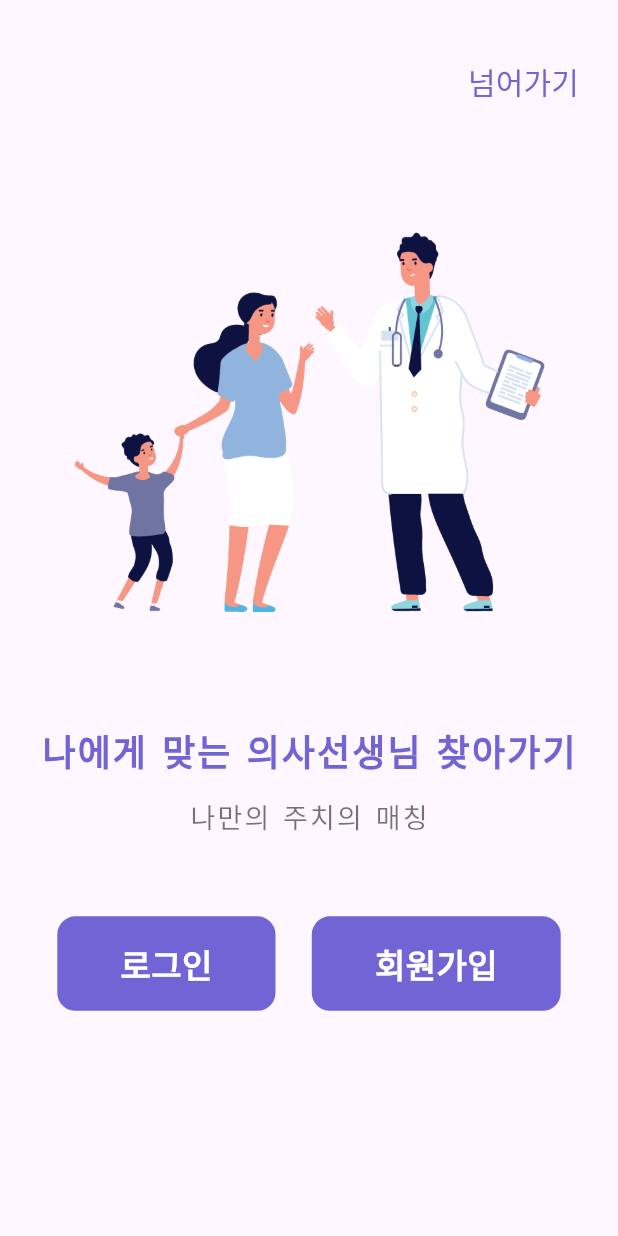
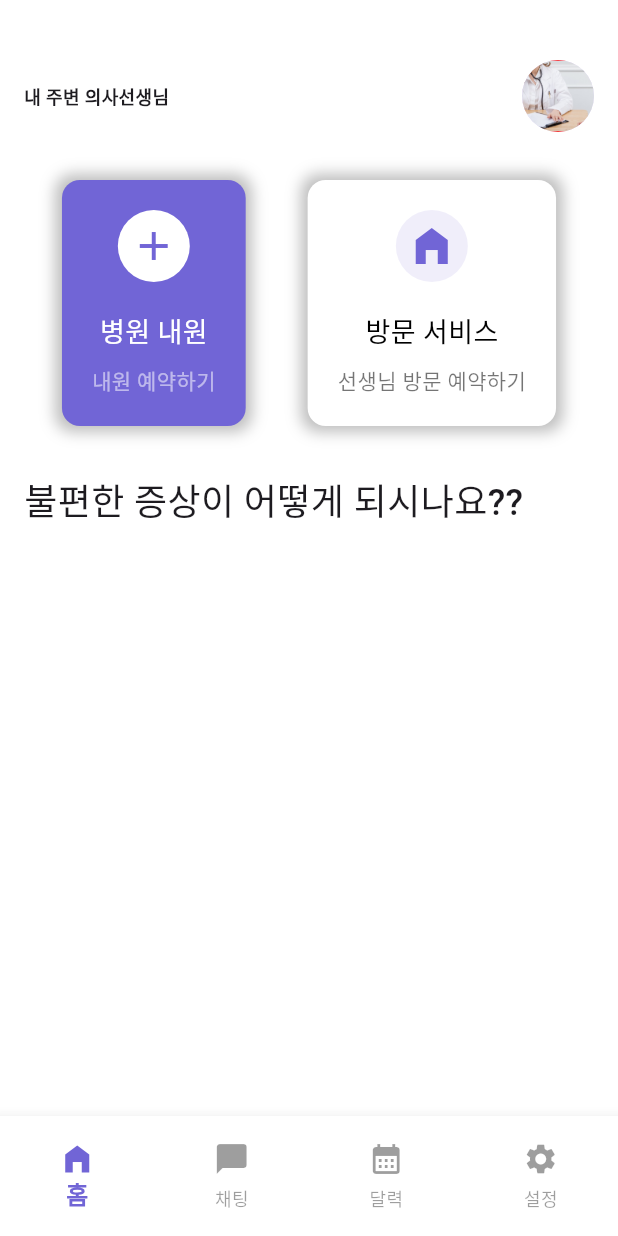
Before and after one commit to croppedeyebrow/Flutter_medical_healthcare, a Flutter app: the screen it shows after launch, after a tap on "넘어가기", on a phone screen of 412 x 824 dp. Run offline on Flutter 3.47's test engine with Material 3 defaults, Android fonts, the phone set to English and light mode, and no system bars.

Commit message:
medical02

```diff
--- /dev/null
+++ b/lib/screens/home_screen.dart
@@ -0,0 +1,142 @@
+import "package:flutter/material.dart";
+
+class HomeScreen extends StatelessWidget {
+  // const HomeScreen({super.key});
+
+  List symptoms = ["가정의학과", "이비인후과", "내과", "정형외과", "피부과"];
+
+  List imgs = [
+    "Family.png",
+    "Orthopedics.png",
+    "Dermatology.png",
+    "Otorhinolaryngology.png",
+    "medicine.png"
+  ];
+
+  @override
+  Widget build(BuildContext context) {
+    return SingleChildScrollView(
+      padding: EdgeInsets.only(top: 40),
+      child: Column(
+        crossAxisAlignment: CrossAxisAlignment.start,
+        children: [
+          Padding(
+            padding: EdgeInsets.symmetric(horizontal: 16),
+            child: Row(
+              mainAxisAlignment: MainAxisAlignment.spaceBetween,
+              children: [
+                Text("내 주변 의사선생님",
+                    style:
+                        TextStyle(fontSize: 12, fontWeight: FontWeight.bold)),
+                CircleAvatar(
+                  radius: 24,
+                  backgroundImage: AssetImage("images/Family.png"),
+                )
+              ],
+            ),
+          ),
+          SizedBox(height: 32),
+          Row(
+            mainAxisAlignment: MainAxisAlignment.spaceEvenly,
+            children: [
+              InkWell(
+                onTap: () {},
+                child: Container(
+                  padding: EdgeInsets.all(20),
+                  decoration: BoxDecoration(
+                      color: Color(0xff7165D6),
+                      borderRadius: BorderRadius.circular(12),
+                      boxShadow: [
+                        BoxShadow(
+                            color: Colors.black26,
+                            blurRadius: 8,
+                            spreadRadius: 4)
+                      ]),
+                  child: Column(
+                    crossAxisAlignment: CrossAxisAlignment.center,
+                    children: [
+                      Container(
+                        padding: EdgeInsets.all(8),
+                        decoration: BoxDecoration(
+                            color: Colors.white, shape: BoxShape.circle),
+                        child: Icon(
+                          Icons.add,
+                          color: Color(0xff7165D6),
+                          size: 32,
+                        ),
+                      ),
+                      SizedBox(height: 20),
+                      Text(
+                        "병원 내원",
+                        style: TextStyle(
+                            fontSize: 18,
+                            color: Colors.white,
+                            fontWeight: FontWeight.w500),
+                      ),
+                      SizedBox(height: 8),
+                      Text(
+                        "내원 예약하기",
+                        style: TextStyle(color: Colors.white54),
+                      )
+                    ],
+                  ),
+                ),
+              ),
+              InkWell(
+                onTap: () {},
+                child: Container(
+                  padding: EdgeInsets.all(20),
+                  decoration: BoxDecoration(
+                      color: Colors.white,
+                      borderRadius: BorderRadius.circular(12),
+                      boxShadow: [
+                        BoxShadow(
+                            color: Colors.black26,
+                            blurRadius: 8,
+                            spreadRadius: 4)
+                      ]),
+                  child: Column(
+                    crossAxisAlignment: CrossAxisAlignment.center,
+                    children: [
+                      Container(
+                        padding: EdgeInsets.all(8),
+                        decoration: BoxDecoration(
+                            color: Color(0xfff0eefa), shape: BoxShape.circle),
+                        child: Icon(
+                          Icons.home_filled,
+                          color: Color(0xff7165D6),
+                          size: 32,
+                        ),
+                      ),
+                      SizedBox(height: 20),
+                      Text(
+                        "방문 서비스",
+                        style: TextStyle(
+                            fontSize: 18,
+                            color: Colors.black,
+                            fontWeight: FontWeight.w500),
+                      ),
+                      SizedBox(height: 8),
+                      Text(
+                        "선생님 방문 예약하기",
+                        style: TextStyle(color: Colors.black54),
+                      )
+                    ],
+                  ),
+                ),
+              )
+            ],
+          ),
+          SizedBox(height: 32),
+          Padding(
+            padding: EdgeInsets.only(left: 16),
+            child: Text(
+              "불편한 증상이 어떻게 되시나요??",
+              style: TextStyle(fontSize: 24, fontWeight: FontWeight.w500),
+            ),
+          )
+        ],
+      ),
+    );
+  }
+}
--- a/lib/screens/welcome_screen.dart
+++ b/lib/screens/welcome_screen.dart
@@ -1,5 +1,7 @@
 import "package:flutter/material.dart";
 import "package:flutter_medicalhealthcare/screens/login_screen.dart";
+import "package:flutter_medicalhealthcare/widgets/navbar_roots.dart";
+import "package:flutter_medicalhealthcare/screens/signup_screen.dart";
 
 class Welcomescreen extends StatelessWidget {
   const Welcomescreen({super.key});
@@ -20,11 +22,8 @@ class Welcomescreen extends StatelessWidget {
               alignment: Alignment.centerRight,
               child: TextButton(
                 onPressed: () {
-                  // Navigator.push(
-                  //     context,
-                  //     MaterialPageRoute(
-                  //       builder: (context) =>
-                  //     ));
+                  Navigator.push(context,
+                      MaterialPageRoute(builder: (context) => NavBarRoots()));
                 },
                 child: Text(
                   "넘어가기",
@@ -90,11 +89,11 @@ class Welcomescreen extends StatelessWidget {
                   borderRadius: BorderRadius.circular(12),
                   child: InkWell(
                     onTap: () {
-                      // Navigator.push(
-                      //     context,
-                      //     MaterialPageRoute(
-                      //       builder: (context) =>
-                      //     ));
+                      Navigator.push(
+                          context,
+                          MaterialPageRoute(
+                            builder: (context) => SignupScreen(),
+                          ));
                     },
                     child: Padding(
                       padding:
--- /dev/null
+++ b/lib/widgets/navbar_roots.dart
@@ -0,0 +1,58 @@
+import "package:flutter/material.dart";
+import "package:flutter_medicalhealthcare/screens/home_screen.dart";
+
+class NavBarRoots extends StatefulWidget {
+  const NavBarRoots({super.key});
+
+  @override
+  State<NavBarRoots> createState() => _NavBarRootsState();
+}
+
+class _NavBarRootsState extends State<NavBarRoots> {
+  int _selectedIndex = 0;
+
+  final _screens = [
+    // HomeScreen(),
+    HomeScreen(),
+    // Messages Screen
+    Container(),
+    // Schedule Screen
+    Container(),
+    // Settings Screen
+    Container(),
+  ];
+
+  @override
+  Widget build(BuildContext context) {
+    return Scaffold(
+      backgroundColor: Colors.white,
+      body: _screens[_selectedIndex],
+      bottomNavigationBar: Container(
+        height: 80,
+        child: BottomNavigationBar(
+          backgroundColor: Colors.white,
+          type: BottomNavigationBarType.fixed,
+          selectedItemColor: Color(0xff7165D6),
+          unselectedItemColor: Colors.black38,
+          selectedLabelStyle: TextStyle(
+            fontWeight: FontWeight.bold,
+            fontSize: 16,
+          ),
+          currentIndex: _selectedIndex,
+          onTap: (index) {
+            setState(() {
+              _selectedIndex = index;
+            });
+          },
+          items: [
+            BottomNavigationBarItem(icon: Icon(Icons.home_filled), label: "홈"),
+            BottomNavigationBarItem(icon: Icon(Icons.chat_bubble), label: "채팅"),
+            BottomNavigationBarItem(
+                icon: Icon(Icons.calendar_month), label: "달력"),
+            BottomNavigationBarItem(icon: Icon(Icons.settings), label: "설정"),
+          ],
+        ),
+      ),
+    );
+  }
+}
```
Also changed, not shown: lib/screens/login_screen.dart (+123 -3 lines), lib/screens/signup_screen.dart (added, +135 -0 lines), images/Dermatology.png (added), images/Family.png (added), images/Orthopedics.png (added), images/Otorhinolaryngology.png (added), images/medicine.png (added).
